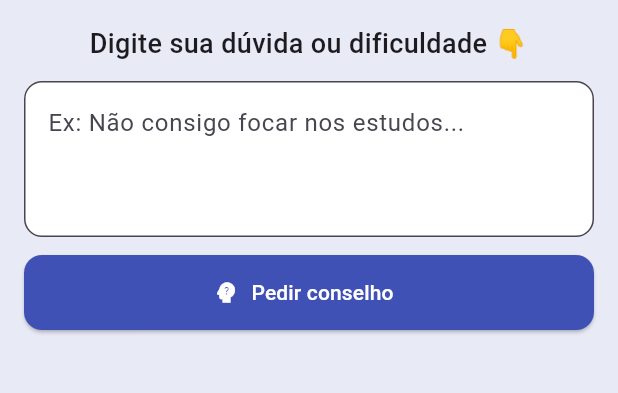
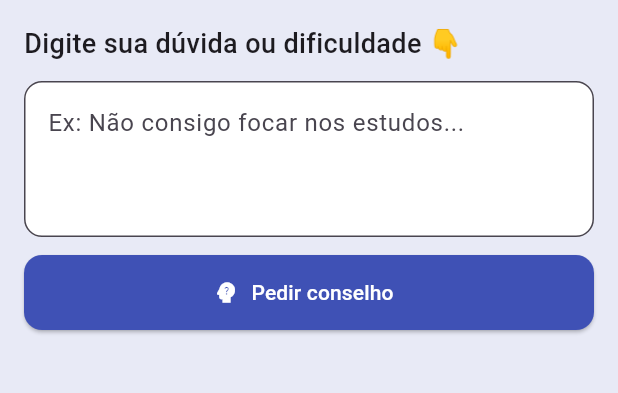
Before and after one commit to engPisa/mobile-com-llm, a Flutter app: the screen it shows after launch, on a phone screen of 412 x 824 dp, the part 84-477 px from its top. Run offline on Flutter 3.47's test engine with Material 3 defaults, Android fonts, the light colour scheme and no system bars; our stand-ins replace flutter_markdown.

Commit message:
Fix: interface bug

```diff
--- a/lib/main.dart
+++ b/lib/main.dart
@@ -1,4 +1,5 @@
 import 'package:flutter/material.dart';
+import 'package:flutter_markdown/flutter_markdown.dart';
 import 'services/api_service.dart';
 
 void main() {
@@ -12,6 +13,7 @@ class MyApp extends StatelessWidget {
   Widget build(BuildContext context) {
     return MaterialApp(
       title: 'Conselhos de Estudo',
+      debugShowCheckedModeBanner: false,
       theme: ThemeData(
         primarySwatch: Colors.indigo,
         useMaterial3: true,
@@ -60,15 +62,20 @@ class _StudyAdvicePageState extends State<StudyAdvicePage> {
   Widget build(BuildContext context) {
     return Scaffold(
       backgroundColor: Colors.indigo[50],
+      resizeToAvoidBottomInset: true,
       appBar: AppBar(
         title: const Text('📚 Conselhos de Estudo'),
         backgroundColor: Colors.indigo,
         foregroundColor: Colors.white,
         centerTitle: true,
       ),
-      body: Padding(
-        padding: const EdgeInsets.all(16.0),
+      body: SafeArea(
         child: Column(
+          children: [
+            Padding(
+              padding: const EdgeInsets.all(16),
+              child: Column(
+                crossAxisAlignment: CrossAxisAlignment.start,
                 children: [
                   const Text(
                     'Digite sua dúvida ou dificuldade 👇',
@@ -102,10 +109,15 @@ class _StudyAdvicePageState extends State<StudyAdvicePage> {
                     ),
                   ),
                   const SizedBox(height: 20),
+                ],
+              ),
+            ),
             if (_loading)
-              const CircularProgressIndicator()
+              const Center(child: CircularProgressIndicator())
             else if (_response.isNotEmpty)
               Expanded(
+                child: Padding(
+                  padding: const EdgeInsets.symmetric(horizontal: 16),
                   child: Container(
                     padding: const EdgeInsets.all(16),
                     decoration: BoxDecoration(
@@ -113,10 +125,18 @@ class _StudyAdvicePageState extends State<StudyAdvicePage> {
                       borderRadius: BorderRadius.circular(12),
                       border: Border.all(color: Colors.indigo.shade100),
                     ),
+                    child: Scrollbar(
+                      thumbVisibility: true,
                       child: SingleChildScrollView(
-                    child: Text(
-                      _response,
-                      style: const TextStyle(fontSize: 16),
+                        child: MarkdownBody(
+                          data: _response,
+                          styleSheet: MarkdownStyleSheet.fromTheme(
+                            Theme.of(context),
+                          ).copyWith(
+                            p: const TextStyle(fontSize: 16),
+                          ),
+                        ),
+                      ),
                     ),
                   ),
                 ),
--- a/pubspec.yaml
+++ b/pubspec.yaml
@@ -31,6 +31,7 @@ dependencies:
   flutter:
     sdk: flutter
   http: ^1.3.0
+  flutter_markdown: ^0.7.7
 
 
   # The following adds the Cupertino Icons font to your application.
```
Also changed, not shown: pubspec.lock. Lines whose indentation alone changed are shown as unchanged.
